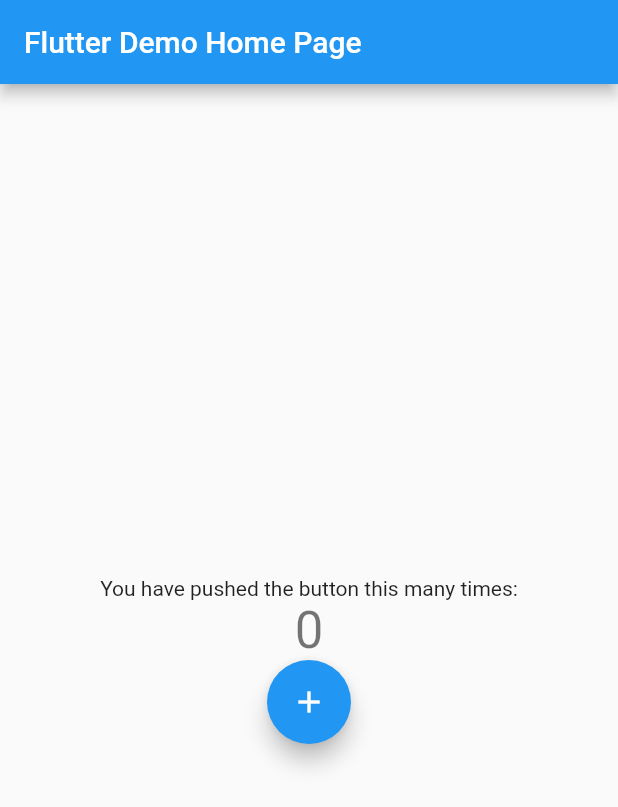
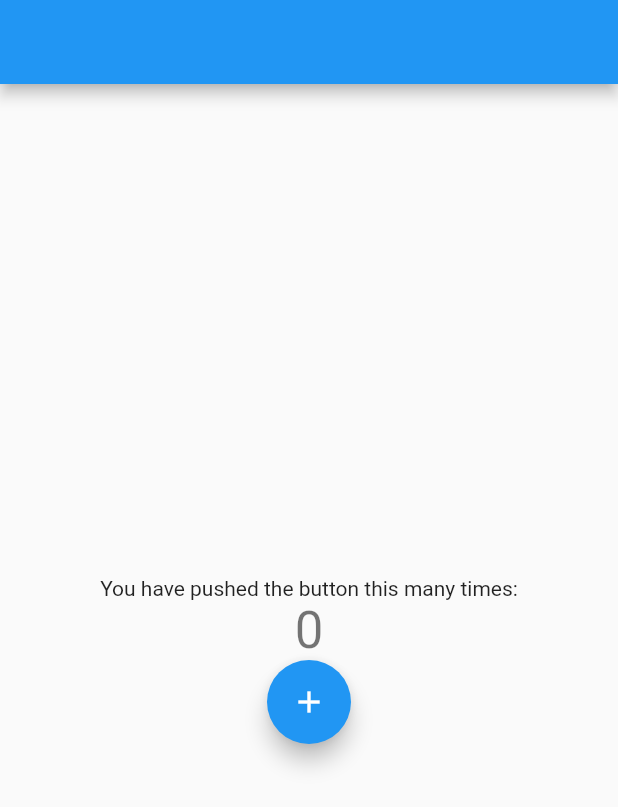
Before and after one commit to ollyde/bloc_example_persistant, a Flutter app: the screen it shows after launch, after a tap on the "add" icon, on a phone screen of 412 x 824 dp. Shown: the top 807 px of the screen. Run offline on Flutter 3.47's test engine with Material 2 defaults, Android fonts, the phone set to English and light mode, and no system bars; our stand-ins replace flutter_bloc, hydrated_bloc; generated files the repository leaves out were written again.

```diff
--- a/lib/main.dart
+++ b/lib/main.dart
@@ -1,5 +1,3 @@
-import 'dart:async';
-
 import 'package:bloctest/counter_bloc.dart';
 import 'package:bloctest/custom_hydrated_bloc_storage.dart';
 import 'package:flutter/material.dart';
@@ -18,7 +16,8 @@ class MyApp extends StatelessWidget {
   Widget build(BuildContext context) {
     /**
      * BlocProvider or MultiBlocProvider is at the root of the app.
-     * Above Material. We only use the provider once.
+     * Above Material. We only use the provider once in the whole app.
+     * The dependancy injection is the 'BlocBuilder', no passing down.
      */
     return BlocProvider(
       create: (BuildContext context) => counterBlock,
@@ -28,18 +27,14 @@ class MyApp extends StatelessWidget {
           primarySwatch: Colors.blue,
           visualDensity: VisualDensity.adaptivePlatformDensity,
         ),
-        home: MyHomePage(
-          title: 'Flutter Demo Home Page',
-        ),
+        home: MyHomePage(),
       ),
     );
   }
 }
 
 class MyHomePage extends StatefulWidget {
-  MyHomePage({Key key, this.title}) : super(key: key);
-
-  final String title;
+  MyHomePage({Key key}) : super(key: key);
 
   @override
   _MyHomePageState createState() => _MyHomePageState();
@@ -59,9 +54,7 @@ class _MyHomePageState extends State<MyHomePage> {
   @override
   Widget build(BuildContext context) {
     return Scaffold(
-      appBar: AppBar(
-        title: Text(widget.title),
-      ),
+      appBar: AppBar(),
       /**
        * Bloc builder is the dependancy injection.
        * We do not pass blocs down, that is dumb.
@@ -83,10 +76,11 @@ class _MyHomePageState extends State<MyHomePage> {
                 FloatingActionButton(
                   onPressed: () {
                     // This will run after the updates. Great for navigation etc.
+                    // Just an example.
                     SchedulerBinding.instance.addPostFrameCallback((_) {
                       _logCounter();
                     });
-                    context.bloc<CounterBloc>().add(IncreaseCount(1));
+                    // Increase the count by N.
                     context.bloc<CounterBloc>().add(IncreaseCount(1));
                   },
                   tooltip: 'Increment',
```
